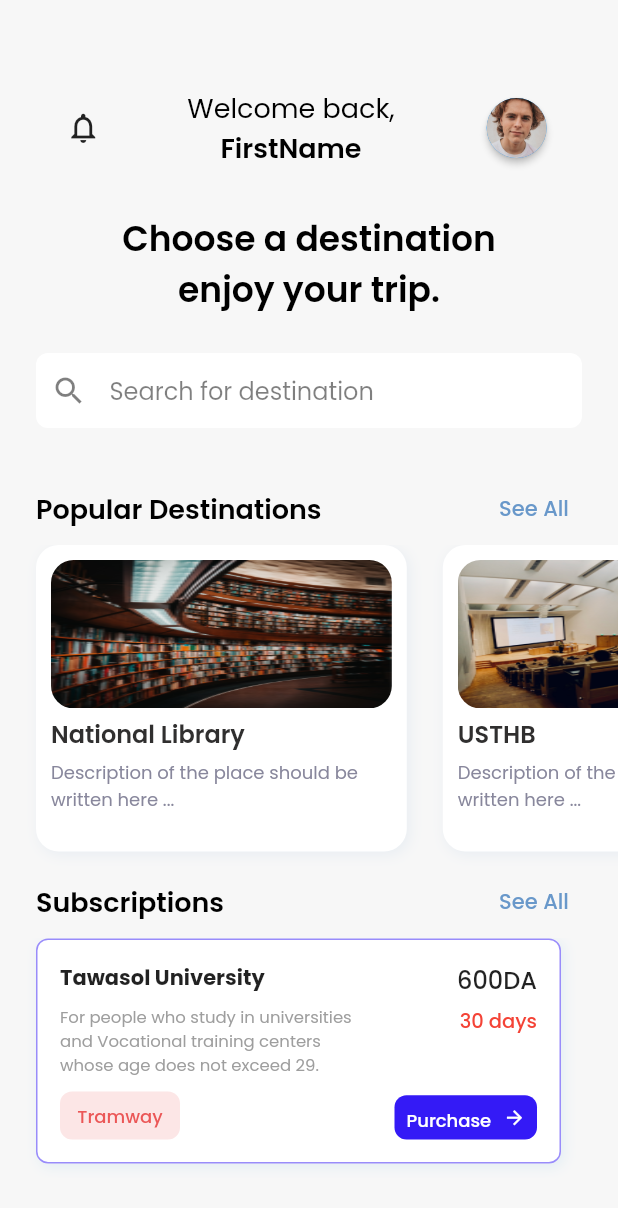
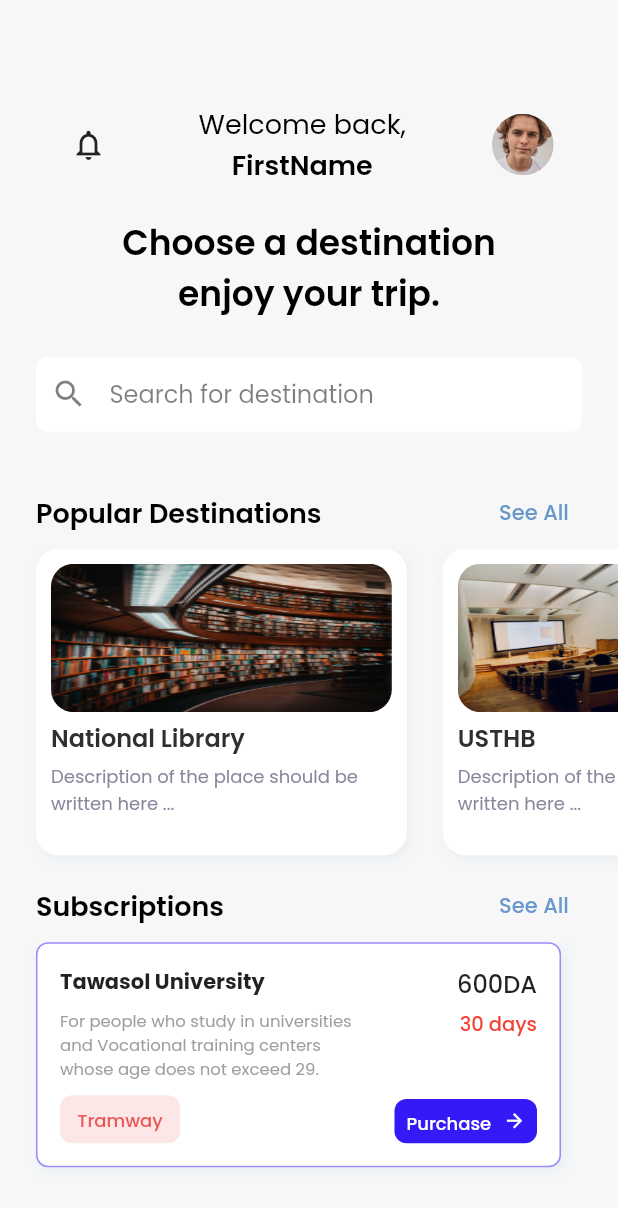
Before and after one commit to abdelghafourbk/PFE_V1, a Flutter app: the Home screen opened directly, on a phone screen of 412 x 824 dp. Shown: the top 1208 px of the screen. Run offline on Flutter 3.47's test engine with Material 2 defaults, Android fonts, the phone set to English and light mode, and no system bars; our stand-ins replace email_validator, flutter_neumorphic.

Commit message:
fixed iconButton

```diff
--- a/lib/Home.dart
+++ b/lib/Home.dart
@@ -70,7 +70,7 @@ class _HomeState extends State<Home> {
           children: [
             Padding(
               padding: const EdgeInsets.only(
-                  left: 20.0, top: 20.0, bottom: 30.0, right: 20.0),
+                  left: 24.0, top: 32.0, bottom: 20.0, right: 24.0),
               child: Row(
                 mainAxisAlignment: MainAxisAlignment.center,
                 children: [
@@ -85,7 +85,7 @@ class _HomeState extends State<Home> {
                     icon: const Icon(Icons.notifications_none_outlined),
                   ),
                   SizedBox(
-                    width: width * 0.11,
+                    width: width * 0.12,
                   ),
                   Column(
                     children: const [
@@ -109,25 +109,26 @@ class _HomeState extends State<Home> {
                     ],
                   ),
                   SizedBox(
-                    width: width * 0.11,
+                    width: width * 0.12,
                   ),
-                  ElevatedButton(
-                    onPressed: () {
-                      Navigator.push(
-                          context,
-                          MaterialPageRoute(
-                            builder: (context) => const Login(),
-                          ));
-                    },
-                    style: ButtonStyle(
-                      shape: MaterialStateProperty.all(const CircleBorder()),
-                    ),
-                    child: ClipOval(
-                      child: Image.asset(
-                        'images/userPic.png',
-                        width: 40,
-                        height: 40,
-                        fit: BoxFit.cover,
+                  Container(
+                    width: 57,
+                    height: 57,
+                    child: IconButton(
+                      onPressed: () {
+                        // Navigator.push(
+                        //     context,
+                        //     MaterialPageRoute(
+                        //       builder: (context) => const Login(),
+                        //     ));
+                      },
+                      icon: ClipOval(
+                        child: Image.asset(
+                          'images/userPic.png',
+                          width: 50,
+                          height: 50,
+                          fit: BoxFit.cover,
+                        ),
                       ),
                     ),
                   ),
```
